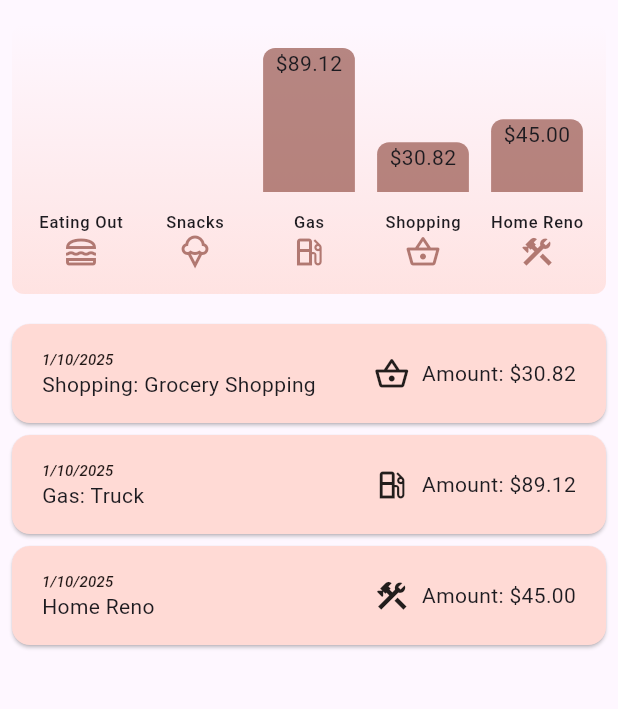
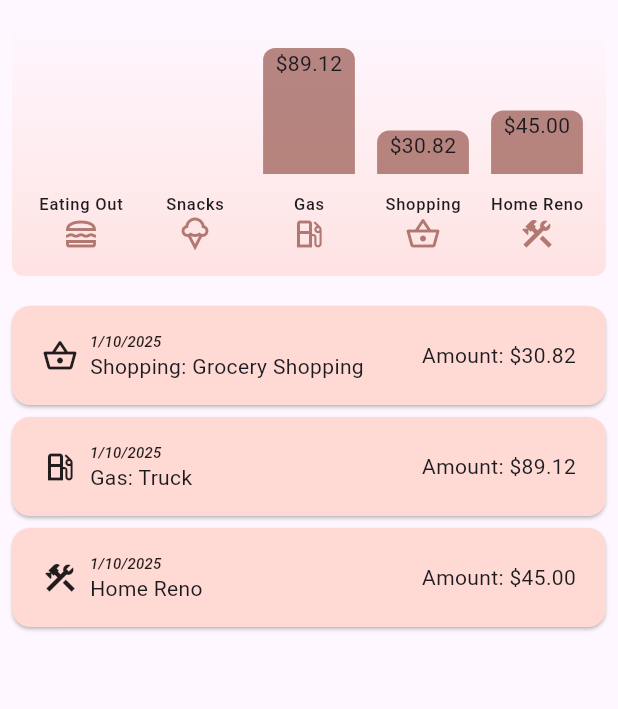
Before and after one commit to rjw1428/Eureka, a Flutter app: the screen it shows after launch, on a phone screen of 412 x 824 dp, the part 84-793 px from its top. Run offline on Flutter 3.47's test engine with Material 3 defaults, Android fonts, the phone set to English and light mode, and no system bars; our stand-ins replace dotted_border, google_fonts; project files that could hold a hidden picture were left out.

Commit message:
[Flutter][ExpenseTracker] Updated to make responsive

```diff
--- a/flutter/expense_tracker/lib/widgets/chart.dart
+++ b/flutter/expense_tracker/lib/widgets/chart.dart
@@ -24,14 +24,15 @@ class Chart extends StatelessWidget {
   @override
   Widget build(BuildContext context) {
     final isDarkMode = MediaQuery.of(context).platformBrightness == Brightness.dark;
+    final width = MediaQuery.of(context).size.width;
     return Container(
-      margin: const EdgeInsets.symmetric(horizontal: 8, vertical: 16),
+      margin: EdgeInsets.symmetric(horizontal: 8, vertical: width < 600 ? 16 : 0),
       padding: const EdgeInsets.symmetric(
         vertical: 16,
         horizontal: 8,
       ),
       width: double.infinity,
-      height: 180,
+      height: double.infinity,
       decoration: BoxDecoration(
         borderRadius: BorderRadius.circular(8),
         gradient: LinearGradient(
@@ -128,7 +129,7 @@ class ChartBar extends StatelessWidget {
               DottedBorder(
                 borderType: BorderType.RRect,
                 color: Colors.red[800]!,
-                dashPattern: const [4, 4],
+                dashPattern: const [6, 6],
                 strokeWidth: 2,
                 customPath: (size) {
                   return Path()
--- a/flutter/expense_tracker/lib/widgets/expenses.dart
+++ b/flutter/expense_tracker/lib/widgets/expenses.dart
@@ -1,5 +1,4 @@
 import 'package:expense_tracker/constants/categories.dart';
-import 'package:expense_tracker/models/category.dart';
 import 'package:flutter/foundation.dart' show kIsWeb;
 import 'package:expense_tracker/models/expense.dart';
 import 'package:expense_tracker/widgets/chart.dart';
@@ -38,6 +37,7 @@ class _ExpensesState extends State<Expenses> {
 
   void _openAddExpenseOverlay([Expense? expense]) {
     showModalBottomSheet(
+        useSafeArea: true,
         isScrollControlled: true,
         context: context,
         builder: (ctx) {
@@ -71,9 +71,7 @@ class _ExpensesState extends State<Expenses> {
         action: SnackBarAction(
           label: 'Undo',
           onPressed: () {
-            setState(() {
-              _registeredExpenses.insert(index, expense);
-            });
+            setState(() => _registeredExpenses.insert(index, expense));
           },
         ),
       ),
@@ -91,21 +89,31 @@ class _ExpensesState extends State<Expenses> {
           );
 
     return Scaffold(
+        resizeToAvoidBottomInset: false,
         appBar: AppBar(title: const Text('Expense Tracker'), actions: [
           IconButton(
             icon: const Icon(Icons.add),
             onPressed: _openAddExpenseOverlay,
           ),
         ]),
-      body: Column(
+        body: LayoutBuilder(builder: (ctx, constraints) {
+          return constraints.maxWidth < 600
+              ? Column(
                   children: [
-          Chart(expenses: _registeredExpenses),
-          Expanded(
-            child: listContent,
+                    SizedBox(
+                      height: 200,
+                      child: Chart(expenses: _registeredExpenses),
                     ),
+                    Expanded(child: listContent)
                   ],
-      ),
+                )
+              : Row(
+                  children: [
+                    Expanded(child: Chart(expenses: _registeredExpenses)),
+                    Expanded(child: listContent)
+                  ],
                 );
+        }));
   }
 }
 
@@ -173,6 +181,10 @@ class ExpenseItem extends StatelessWidget {
                 children: [
                   if (kIsWeb)
                     IconButton(onPressed: () => onEdit(expense), icon: const Icon(Icons.edit)),
+                  Padding(
+                    padding: const EdgeInsets.only(right: 8),
+                    child: Icon(expense.icon),
+                  ),
                   Column(
                     crossAxisAlignment: CrossAxisAlignment.start,
                     mainAxisAlignment: MainAxisAlignment.start,
@@ -183,17 +195,9 @@ class ExpenseItem extends StatelessWidget {
                   ),
                 ],
               ),
-              Row(
-                children: [
-                  Padding(
-                    padding: const EdgeInsets.only(right: 8),
-                    child: Icon(expense.icon),
-                  ),
               Text(
                 'Amount: \$${expense.amount.toStringAsFixed(2)}',
               ),
-                ],
-              )
             ],
           )),
     );
```
Also changed, not shown: flutter/expense_tracker/lib/main.dart (+9 -2 lines), flutter/expense_tracker/lib/widgets/expense_form.dart (+15 -17 lines). Lines whose indentation alone changed are shown as unchanged.
